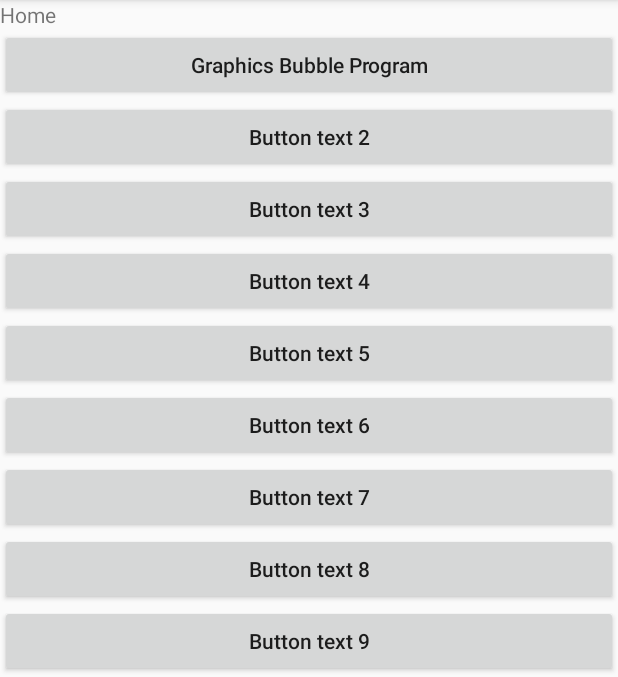
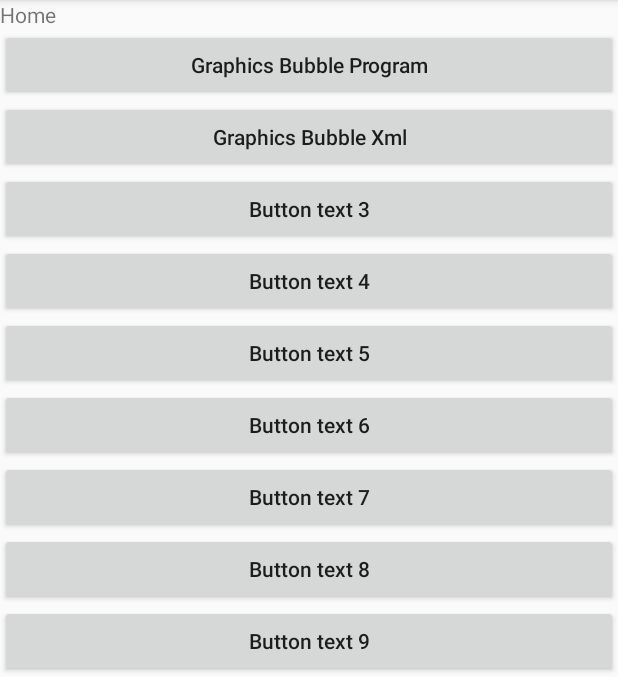
Before and after one commit to YershovAleksandr/Android_023, an Android app: the screen it shows after launch (MainActivity), on a phone screen of 412 x 824 dp, the part 84-761 px from its top. Run offline under Robolectric (Android 15) with nearby library versions, the phone set to English and light mode, and no system bars.

Commit message:
Graphics Bubble Xml complete

```diff
--- a/app/src/main/AndroidManifest.xml
+++ b/app/src/main/AndroidManifest.xml
@@ -20,6 +20,7 @@
         </activity>
 
         <activity android:name=".BubbleActivity" android:label="@string/app_graphicsbubbleprogram" />
+        <activity android:name=".bubbleprogramxml" android:label="@string/app_graphicsbubblexml" />
     </application>
 
 </manifest>
--- a/app/src/main/java/nam/com/mylabapplication/MainActivity.java
+++ b/app/src/main/java/nam/com/mylabapplication/MainActivity.java
@@ -13,8 +13,6 @@ import android.widget.TextView;
 public class MainActivity extends AppCompatActivity {
 
     private TextView mTextMessage;
-
-    private Button mButton1;
 
     private BottomNavigationView.OnNavigationItemSelectedListener mOnNavigationItemSelectedListener
             = new BottomNavigationView.OnNavigationItemSelectedListener() {
@@ -45,13 +43,22 @@ public class MainActivity extends AppCompatActivity {
         BottomNavigationView navigation = (BottomNavigationView) findViewById(R.id.navigation);
         navigation.setOnNavigationItemSelectedListener(mOnNavigationItemSelectedListener);
 
-        mButton1 = findViewById(R.id.button1);
+        Button mButton1 = findViewById(R.id.button1);
         mButton1.setOnClickListener(new View.OnClickListener() {
             @Override
             public void onClick(View v) {
                 startActivity(new Intent(getBaseContext(), BubbleActivity.class));
             }
         });
+
+        Button mButton2 = findViewById(R.id.button2);
+        mButton2.setOnClickListener(new View.OnClickListener() {
+            @Override
+            public void onClick(View v) {
+                startActivity(new Intent(getBaseContext(), bubbleprogramxml.class));
+            }
+        });
+
     }
 
 }
--- a/app/src/main/res/values/strings.xml
+++ b/app/src/main/res/values/strings.xml
@@ -5,9 +5,10 @@
     <string name="title_notifications">Notifications</string>
 
     <string name="app_graphicsbubbleprogram">Graphics Bubble Program</string>
+    <string name="app_graphicsbubblexml">Graphics Bubble Xml</string>
 
     <string name="btn_txt_1">Graphics Bubble Program</string>
-    <string name="btn_txt_2">Button text 2</string>
+    <string name="btn_txt_2">Graphics Bubble Xml</string>
     <string name="btn_txt_3">Button text 3</string>
     <string name="btn_txt_4">Button text 4</string>
     <string name="btn_txt_5">Button text 5</string>
@@ -31,4 +32,7 @@
     <string name="btn_txt_20">Button text 20</string>
 
     <string name="btn_txt_21">Button text 21</string>
+
+    <string name="bubble_desc">Bubble</string>
+
 </resources>
```
Also changed, not shown: app/src/main/java/nam/com/mylabapplication/bubbleprogramxml.java (added, +12 -0 lines), app/src/main/res/layout/graphicsbubblexml.xml (added, +15 -0 lines).
